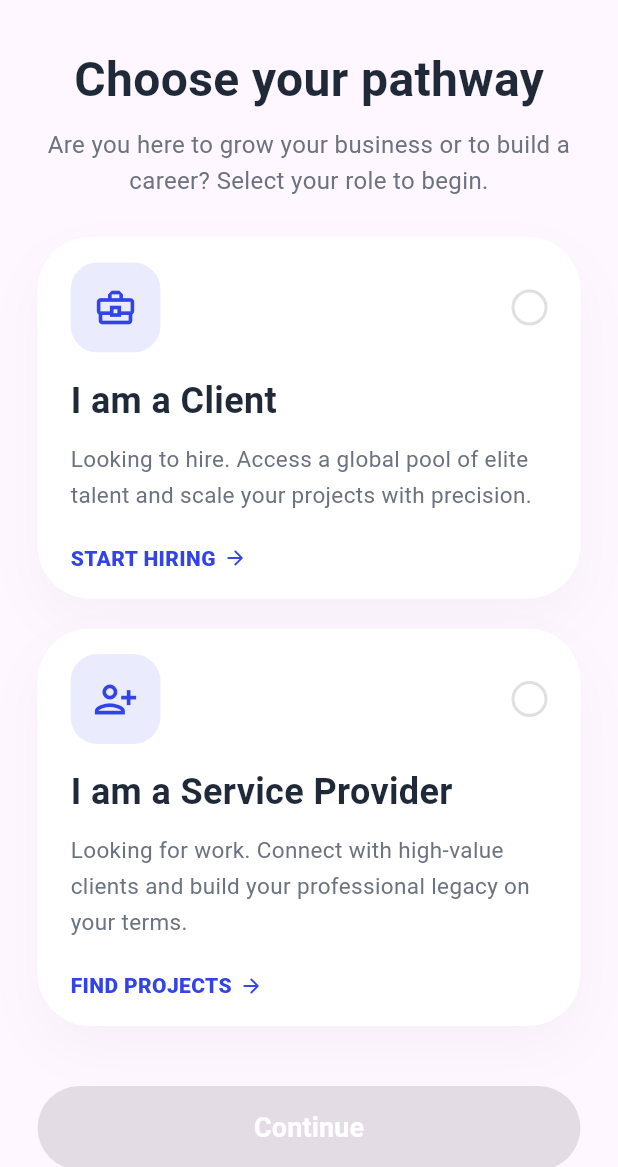
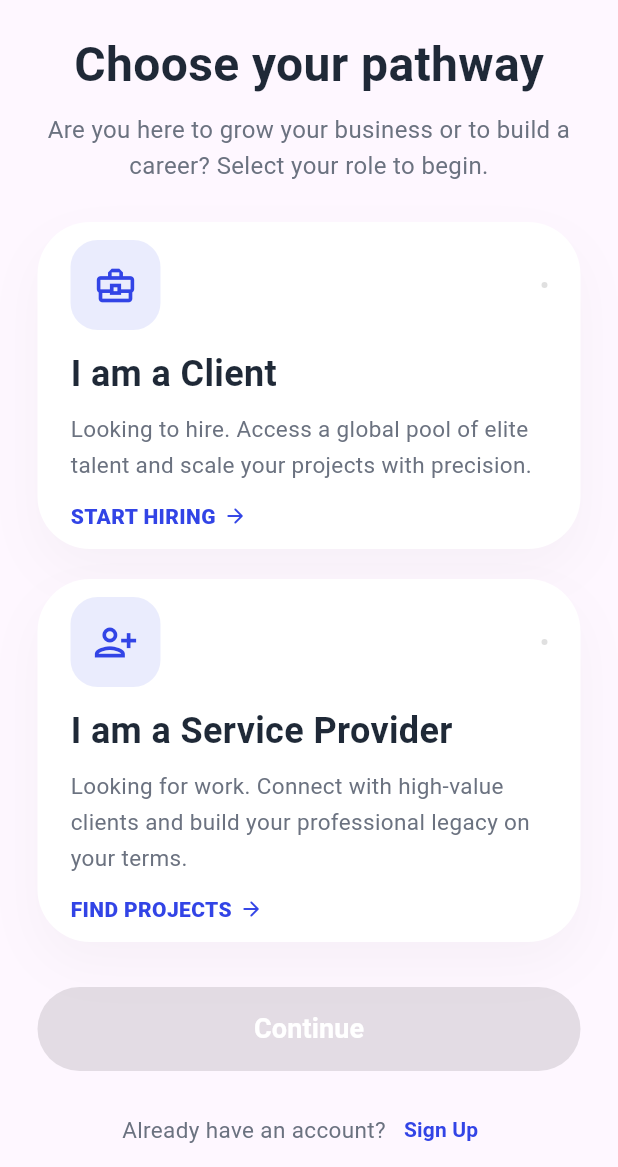
Before and after one commit to KhaledMamon/WorkY, a Flutter app: the RoleSelection screen opened directly, on a phone screen of 412 x 824 dp, the part 69-1236 px from its top. Run offline on Flutter 3.47's test engine with Material 3 defaults, Android fonts, the phone set to English and light mode, and no system bars; network calls fail.

Commit message:
final verion without (API)

```diff
--- a/lib/Authentication/Authentication_widget/verify_code.dart
+++ b/lib/Authentication/Authentication_widget/verify_code.dart
@@ -7,7 +7,7 @@ class VerifyCode extends StatelessWidget {
   Widget build(BuildContext context) {
     return SizedBox(
       height: 64,
-      width: 50,
+      width: 46,
       child: TextFormField(
         onChanged: (value) {
           if (value.length == 1) {
--- a/lib/Authentication/signup.dart
+++ b/lib/Authentication/signup.dart
@@ -366,7 +366,7 @@ class _SignUpState extends State<SignUp> {
                       ),
 
                       Text(
-                        'I agree to the Terms and Privacy Policy.',
+                        'I agree to the Terms and Privacy \nPolicy.',
                         style: TextStyle(
                           fontSize: 14,
                           color: const Color.fromARGB(255, 39, 39, 39),
--- a/lib/Home/Home_widgets/job_card.dart
+++ b/lib/Home/Home_widgets/job_card.dart
@@ -115,6 +115,7 @@ class JobCard extends StatelessWidget {
           const SizedBox(height: 14),
           SizedBox(
             width: double.infinity,
+            height: 40,
             child: ElevatedButton(
               onPressed: () {
                 Navigator.of(context).push(
--- a/lib/Profile/profile_widgets/floating_item.dart
+++ b/lib/Profile/profile_widgets/floating_item.dart
@@ -25,7 +25,6 @@ class FloatingItem extends StatelessWidget {
     return GestureDetector(
       onTap: onTap,
       child: Container(
-        padding: const EdgeInsets.symmetric(horizontal: 6, vertical: 5),
         decoration: BoxDecoration(
           color: isSelected
               ? const Color(0xFF3244E6).withValues(alpha: 0.2)
--- a/lib/Setup/role_selection.dart
+++ b/lib/Setup/role_selection.dart
@@ -40,12 +40,14 @@ class _RoleSelectionState extends State<RoleSelection> {
 
       body: SafeArea(
         child: SingleChildScrollView(
-          padding: const EdgeInsets.symmetric(horizontal: 25.0, vertical: 25.0),
+          padding: const EdgeInsets.symmetric(horizontal: 25.0),
           child: Column(
             children: [
+              const SizedBox(height: 15),
+
               const Text(
                 'Choose your pathway',
-                style: const TextStyle(
+                style: TextStyle(
                   fontSize: 32,
                   fontWeight: FontWeight.bold,
                   color: Color(0xFF1F2937),
@@ -82,7 +84,7 @@ class _RoleSelectionState extends State<RoleSelection> {
                     'Looking for work. Connect with high-value clients and build your professional legacy on your terms.',
                 actionText: 'FIND PROJECTS',
               ),
-              const SizedBox(height: 40),
+              const SizedBox(height: 30),
 
               ElevatedButton(
                 onPressed: selectedRole == 0
@@ -109,7 +111,7 @@ class _RoleSelectionState extends State<RoleSelection> {
                   ),
                 ),
               ),
-              const SizedBox(height: 20),
+              const SizedBox(height: 15),
 
               Row(
                 mainAxisAlignment: MainAxisAlignment.center,
@@ -161,7 +163,8 @@ class _RoleSelectionState extends State<RoleSelection> {
       },
       child: Container(
         width: double.infinity,
-        padding: const EdgeInsets.symmetric(horizontal: 20, vertical: 15),
+
+        padding: const EdgeInsets.symmetric(horizontal: 20, vertical: 10),
         decoration: BoxDecoration(
           color: Colors.white,
           borderRadius: BorderRadius.circular(35),
@@ -199,8 +202,6 @@ class _RoleSelectionState extends State<RoleSelection> {
                 ),
 
                 Container(
-                  width: 24,
-                  height: 24,
                   decoration: BoxDecoration(
                     shape: BoxShape.circle,
                     border: Border.all(
@@ -211,8 +212,6 @@ class _RoleSelectionState extends State<RoleSelection> {
                   child: isSelected
                       ? Center(
                           child: Container(
-                            width: 12,
-                            height: 12,
                             decoration: BoxDecoration(
                               color: primaryColor,
                               shape: BoxShape.circle,
@@ -223,7 +222,7 @@ class _RoleSelectionState extends State<RoleSelection> {
                 ),
               ],
             ),
-            const SizedBox(height: 15),
+            const SizedBox(height: 12),
             Text(
               title,
               style: const TextStyle(
@@ -232,7 +231,7 @@ class _RoleSelectionState extends State<RoleSelection> {
                 color: Color(0xFF1F2937),
               ),
             ),
-            const SizedBox(height: 10),
+            const SizedBox(height: 8),
             Text(
               subtitle,
               style: const TextStyle(
@@ -241,7 +240,7 @@ class _RoleSelectionState extends State<RoleSelection> {
                 height: 1.6,
               ),
             ),
-            const SizedBox(height: 20),
+            const SizedBox(height: 12),
             Row(
               children: [
                 Text(
```
Also changed, not shown: lib/Profile/profile_widgets/info_section.dart (+6 -1 lines).
